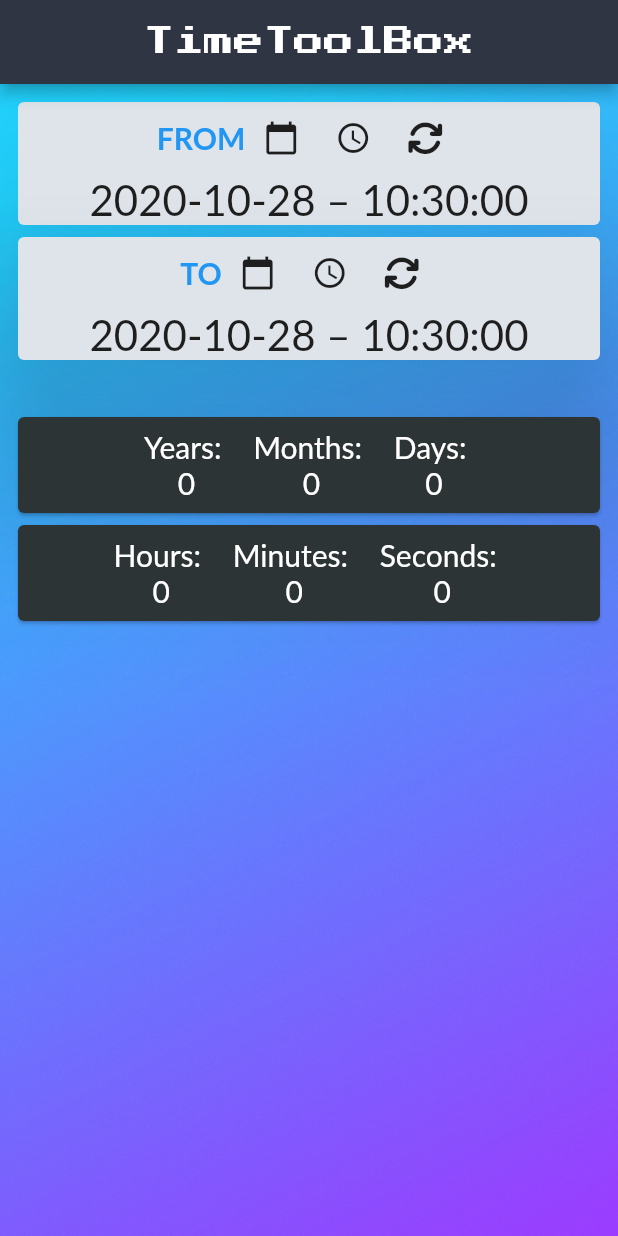
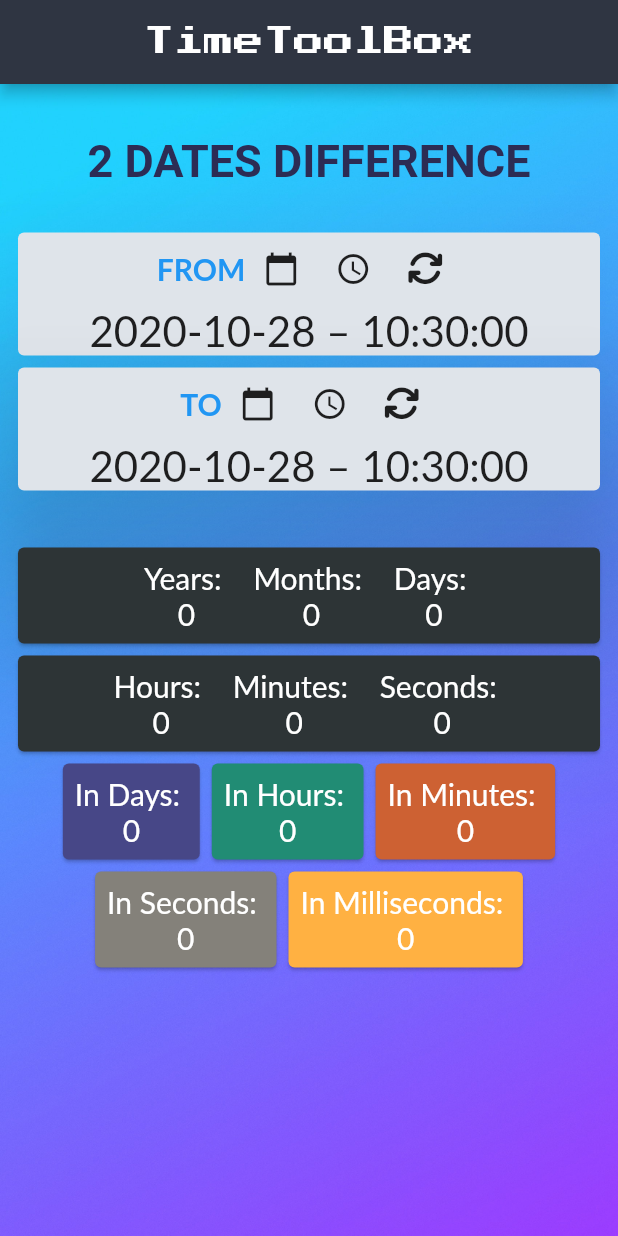
Before and after one commit to kamgolabek/time_calculator, a Flutter app: the screen it shows after launch, on a phone screen of 412 x 824 dp. Run offline on Flutter 3.47's test engine with Material 2 defaults, Android fonts, the phone set to English and light mode, and no system bars; our stand-ins replace flutter_datetime_picker, flutter_icons, google_fonts; Roboto replaces fonts that are missing (Lato).

Commit message:
ui improvements

```diff
--- a/lib/screens/main_screen.dart
+++ b/lib/screens/main_screen.dart
@@ -4,6 +4,21 @@ import '../widgets/time_selector_widget.dart';
 import 'package:google_fonts/google_fonts.dart';
 
 class MainScreen extends StatelessWidget {
+  Widget screenTitleWidget(String title) {
+    return Padding(
+      padding: const EdgeInsets.all(26.0),
+      child: Text(
+        title,
+        style: GoogleFonts.aBeeZee(
+          fontSize: 30, color: new Color(0xFF2c2c54),
+          fontWeight: FontWeight.bold,
+
+          //fontStyle: TextStyle(fontSize: 30),
+        ),
+      ),
+    );
+  }
+
   @override
   Widget build(BuildContext context) {
     return Scaffold(
@@ -16,22 +31,24 @@ class MainScreen extends StatelessWidget {
       ),
       body: Container(
         decoration: new BoxDecoration(
-          //color: new Color(0xFFa4b0be),
           image: DecorationImage(
               image: AssetImage("assets/images/bg.jpg"), fit: BoxFit.cover),
         ),
         child: Padding(
           padding: const EdgeInsets.all(8.0),
           child: Center(
-              child: Column(
+              child: ListView(children: [
+            Column(
               children: [
+                screenTitleWidget("2 DATES DIFFERENCE"),
                 TimeSelectorWidget(),
                 SizedBox(
                   height: 30,
                 ),
                 TimeDifferenceWidget(),
               ],
-          )),
+            ),
+          ])),
         ),
       ),
     );
--- a/lib/widgets/time_difference_widget.dart
+++ b/lib/widgets/time_difference_widget.dart
@@ -39,17 +39,61 @@ class TimeDifferenceWidget extends StatelessWidget {
     );
   }
 
+  Widget altDiffWidget(Diff diff) {
+    return Column(
+      children: [
+        Row(
+          mainAxisAlignment: MainAxisAlignment.center,
+          crossAxisAlignment: CrossAxisAlignment.center,
+          children: [
+            Card(
+              color: new Color(0xFF474787),
+              child: difffWdiget("In Days: ", diff.duartion.inDays),
+            ),
+            Card(
+              color: new Color(0xFF218c74),
+              child: difffWdiget("In Hours: ", diff.duartion.inHours),
+            ),
+            Card(
+              color: new Color(0xFFcd6133),
+              child: difffWdiget("In Minutes: ", diff.duartion.inMinutes),
+            ),
+          ],
+        ),
+        Row(
+          mainAxisAlignment: MainAxisAlignment.center,
+          crossAxisAlignment: CrossAxisAlignment.center,
+          children: [
+            Card(
+              color: new Color(0xFF84817a),
+              child: difffWdiget(
+                "In Seconds: ",
+                diff.duartion.inSeconds,
+              ),
+            ),
+            Card(
+              color: new Color(0xFFffb142),
+              child: difffWdiget(
+                "In Milliseconds: ",
+                diff.duartion.inMilliseconds,
+              ),
+            ),
+          ],
+        ),
+      ],
+    );
+  }
+
   Widget alternateDiffWidget(Diff diff) {
     return Card(
-      color: new Color(0xFF3742fa),
+      color: new Color(0xFF2d3436),
       child: Center(
         child: Row(
           mainAxisAlignment: MainAxisAlignment.center,
           children: [
-            difffWdiget("Days: ", diff.duartion.inDays),
-            difffWdiget("Hours: ", diff.duartion.inHours),
-            difffWdiget("Minutes: ", diff.duartion.inMinutes),
-            //difffWdiget("Seconds: ", diff.duartion.inSeconds),
+            difffWdiget("Years: ", diff.duartion.inDays),
+            // difffWdiget("Months: ", diff.duartion.inHours),
+            // difffWdiget("Days: ", diff.duartion.inMinutes),
           ],
         ),
       ),
@@ -119,6 +163,9 @@ class TimeDifferenceWidget extends StatelessWidget {
           calendarDiffWidget(diff),
           timeDiffWidget(diff),
           //alternateDiffWidget(diff),
+          altDiffWidget(diff),
+          // altDiffWidget(diff),
+          // altDiffWidget(diff),
         ],
       ),
     );
```
Lines whose indentation alone changed are shown as unchanged.
